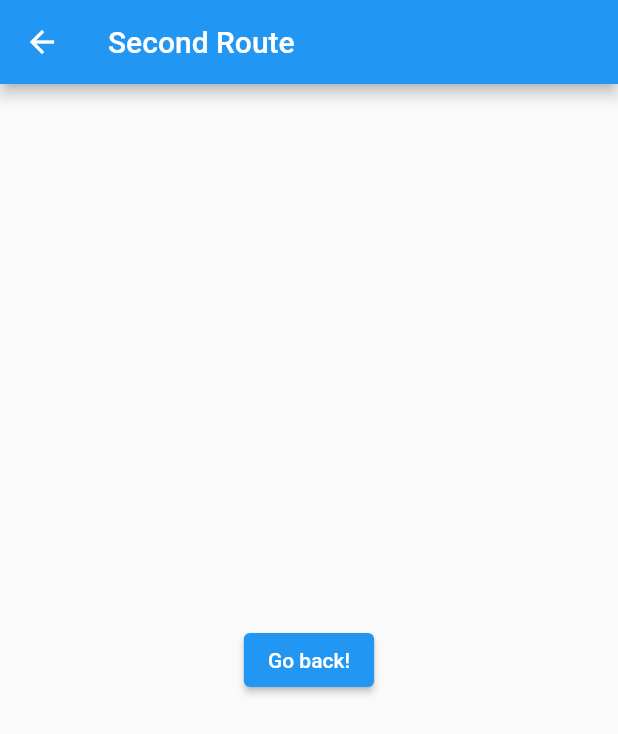
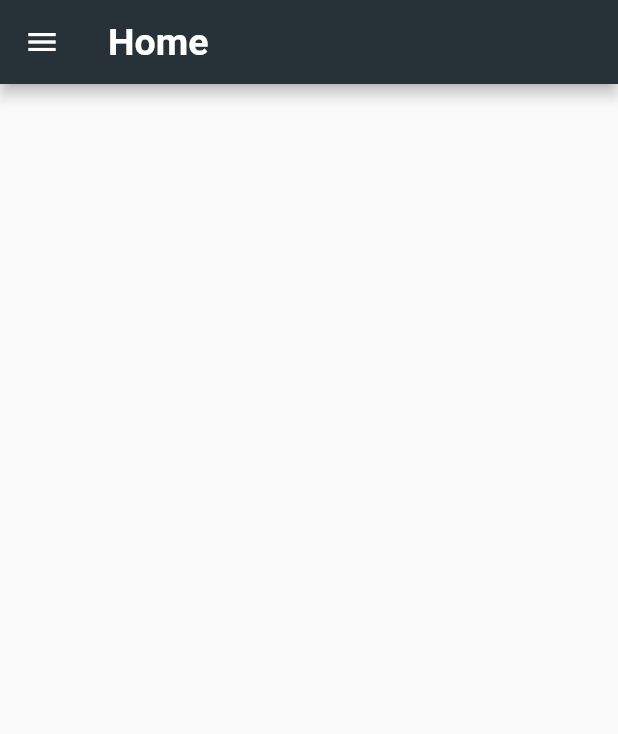
Before and after one commit to Hannah-Ashna/Task-Keeper, a Flutter app: the screen it shows after launch, after a tap on "Start", on a phone screen of 412 x 824 dp. Shown: the top 734 px of the screen. Run offline on Flutter 3.47's test engine with Material 2 defaults, Android fonts, the light colour scheme and no system bars; Roboto replaces fonts that are missing (Aleo).

Commit message:
Implemented Hamburger Menu

```diff
--- a/task_keeper/lib/Landing.dart
+++ b/task_keeper/lib/Landing.dart
@@ -29,7 +29,7 @@ class MainPage extends StatelessWidget {
                 onPressed: () {
                   Navigator.push(
                     context,
-                    MaterialPageRoute(builder:(context) => SecondPage()),
+                    MaterialPageRoute(builder:(context) => Tasks()),
                   );
                 },
               ),
--- a/task_keeper/lib/Tasks.dart
+++ b/task_keeper/lib/Tasks.dart
@@ -1,18 +1,98 @@
 import 'package:flutter/material.dart';
 
-class SecondPage extends StatelessWidget {
+class Tasks extends StatelessWidget {
   @override
   Widget build(BuildContext context) {
     return Scaffold(
       appBar: AppBar(
-        title: Text("Second Route"),
+        backgroundColor: Colors.blueGrey[900],
+        title: Text("Home",
+          style: TextStyle(
+            fontFamily: 'Aleo',
+            fontStyle: FontStyle.normal,
+            fontWeight: FontWeight.bold,
+            fontSize: 25.0,
+            color: Colors.white
+          ),
+        ),
       ),
-      body: Center(
-        child: ElevatedButton(
-          onPressed: () {
-            Navigator.pop(context);
-          },
-          child: Text('Go back!'),
+      drawer: Drawer(
+        child: ListView(
+          padding: EdgeInsets.zero,
+          children: <Widget>[
+            DrawerHeader(
+              decoration: BoxDecoration(
+                image: DecorationImage(
+                    image: AssetImage("Images/TKLogo.png"),
+                    fit: BoxFit.cover
+                ),
+              ),
+            ),
+
+            ListTile(
+              title: Text('Home',
+                style: TextStyle(
+                    fontFamily: 'Aleo',
+                    fontStyle: FontStyle.normal,
+                    fontWeight: FontWeight.bold,
+                    fontSize: 25.0,
+                    color: Colors.black
+                ),
+              ),
+              onTap: () {
+                // Do Something Here
+                Navigator.pop(context);
+              },
+            ),
+
+            ListTile(
+              title: Text('Tasks',
+                style: TextStyle(
+                    fontFamily: 'Aleo',
+                    fontStyle: FontStyle.normal,
+                    fontWeight: FontWeight.bold,
+                    fontSize: 25.0,
+                    color: Colors.black
+                ),
+              ),
+              onTap: () {
+                // Do Something Here
+                Navigator.pop(context);
+              },
+            ),
+
+            ListTile(
+              title: Text('My Pet',
+                style: TextStyle(
+                    fontFamily: 'Aleo',
+                    fontStyle: FontStyle.normal,
+                    fontWeight: FontWeight.bold,
+                    fontSize: 25.0,
+                    color: Colors.black
+                ),
+              ),
+              onTap: () {
+                // Do Something Here
+                Navigator.pop(context);
+              },
+            ),
+
+            ListTile(
+              title: Text('Pet Store',
+                style: TextStyle(
+                    fontFamily: 'Aleo',
+                    fontStyle: FontStyle.normal,
+                    fontWeight: FontWeight.bold,
+                    fontSize: 25.0,
+                    color: Colors.black
+                ),
+              ),
+              onTap: () {
+                // Do Something Here
+                Navigator.pop(context);
+              }
+            ),
+          ],
         ),
       ),
     );
```
